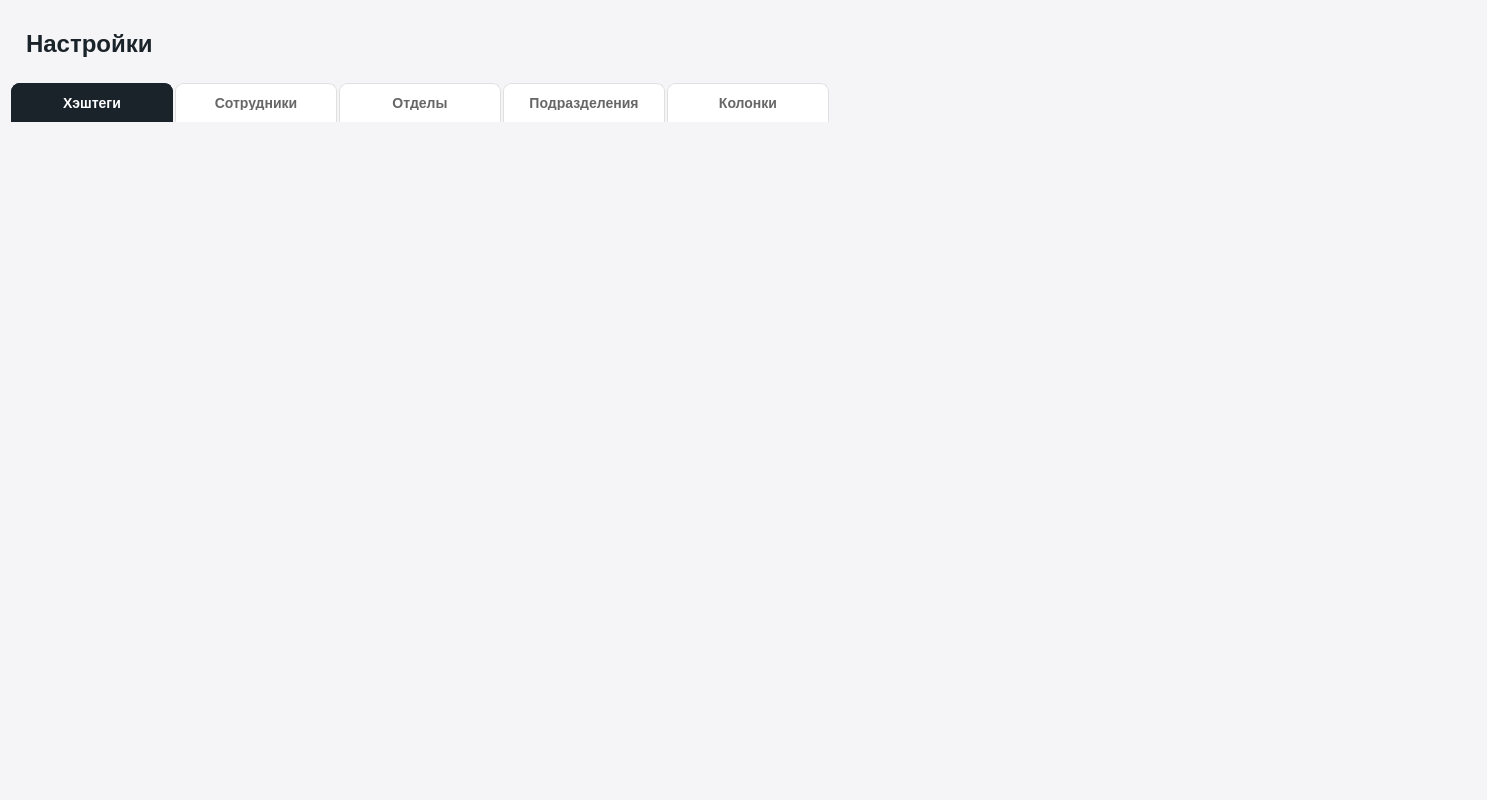
Above: ui/settings/settings_page.ui from lerakaplich/TaskPlanner2 before the change. Below: the same form after it.
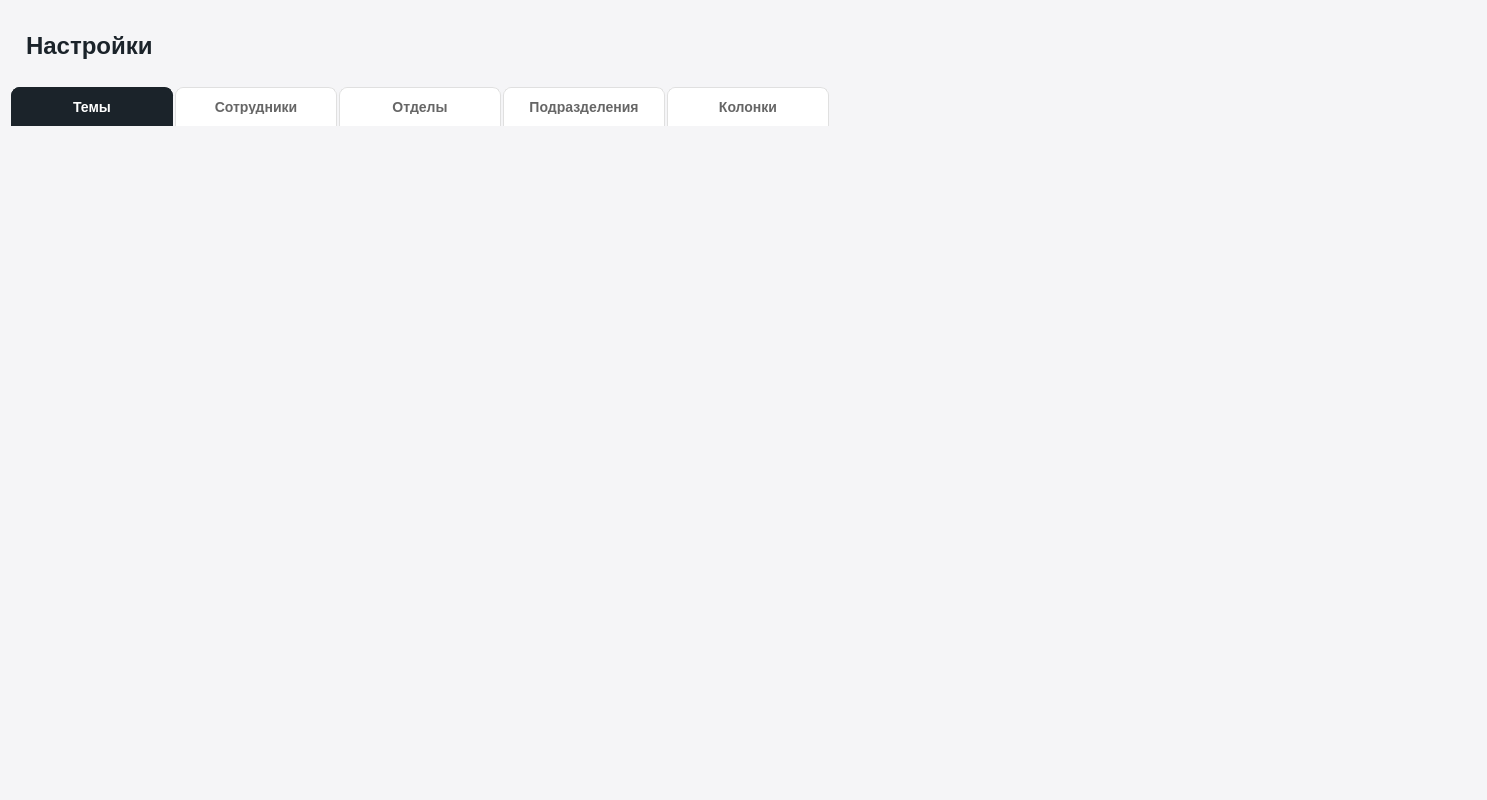
That is the form after the change. The open tabs and pages were chosen to show the change.

Diff of the .ui file:
```diff
--- a/ui/settings/settings_page.ui
+++ b/ui/settings/settings_page.ui
@@ -268,9 +268,6 @@
       </item>
       <item>
        <spacer name="horizontalSpacer">
-        <property name="orientation">
-         <enum>Qt::Orientation::Horizontal</enum>
-        </property>
         <property name="sizeHint" stdset="0">
          <size>
           <width>40</width>
@@ -289,7 +286,7 @@
      </property>
      <widget class="QWidget" name="tabHashtags">
       <attribute name="title">
-       <string>Хэштеги</string>
+       <string>Темы</string>
       </attribute>
       <layout class="QVBoxLayout" name="verticalLayoutHashtags">
        <item>
@@ -302,8 +299,8 @@
            <rect>
             <x>0</x>
             <y>0</y>
-            <width>1449</width>
-            <height>643</height>
+            <width>1451</width>
+            <height>651</height>
            </rect>
           </property>
           <layout class="QGridLayout" name="gridLayoutHashtags">
```
Left out of the diff: 18 changed lines with no effect on the pictures.
